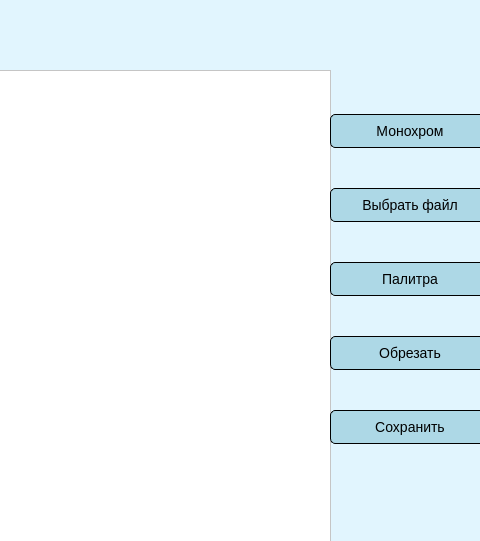
This is mainwindow.ui in FluffyTerror/Photoshop-project as Qt 5 draws it before an edit; both pictures show x 920 to 1400 and y 0 to 541 of the 1400 by 712 pixel window. The edited form follows.
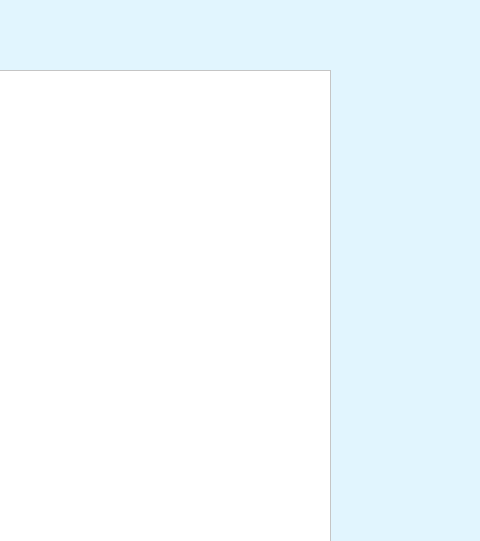
This is the edited form. Custom widgets are drawn as their Qt base class.

The edit to the form file:
```diff
--- a/mainwindow.ui
+++ b/mainwindow.ui
@@ -57,59 +57,6 @@
      <string notr="true">background-color: white;</string>
     </property>
    </widget>
-   <widget class="QWidget" name="verticalLayoutWidget">
-    <property name="geometry">
-     <rect>
-      <x>1250</x>
-      <y>80</y>
-      <width>160</width>
-      <height>401</height>
-     </rect>
-    </property>
-    <layout class="QVBoxLayout" name="verticalLayout">
-     <item>
-      <widget class="QPushButton" name="Monochrome">
-       <property name="styleSheet">
-        <string notr="true"/>
-       </property>
-       <property name="text">
-        <string>Монохром</string>
-       </property>
-      </widget>
-     </item>
-     <item>
-      <widget class="QPushButton" name="Select">
-       <property name="styleSheet">
-        <string notr="true"/>
-       </property>
-       <property name="text">
-        <string>Выбрать файл</string>
-       </property>
-      </widget>
-     </item>
-     <item>
-      <widget class="QPushButton" name="color_pal">
-       <property name="text">
-        <string>Палитра</string>
-       </property>
-      </widget>
-     </item>
-     <item>
-      <widget class="QPushButton" name="Cut">
-       <property name="text">
-        <string>Обрезать</string>
-       </property>
-      </widget>
-     </item>
-     <item>
-      <widget class="QPushButton" name="SaveButton">
-       <property name="text">
-        <string>Сохранить</string>
-       </property>
-      </widget>
-     </item>
-    </layout>
-   </widget>
   </widget>
   <widget class="QStatusBar" name="statusbar"/>
  </widget>
```
